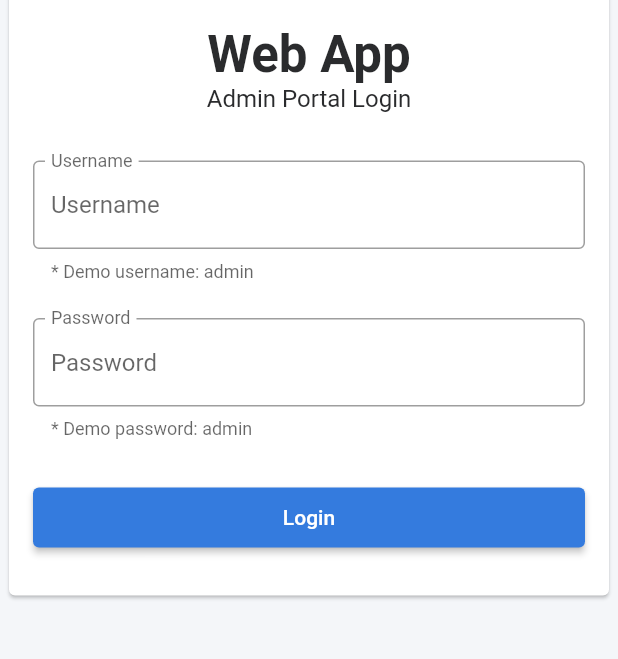
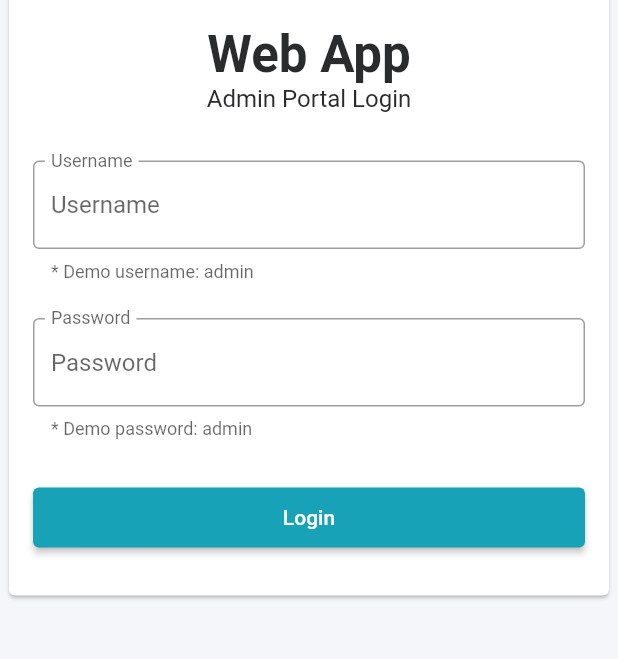
Before and after one commit to initsolution/web_admin_bci, a Flutter app: the screen it shows after launch, on a phone screen of 412 x 824 dp, the part 264-923 px from its top. Run offline on Flutter 3.47's test engine with Material 2 defaults, Android fonts, the light colour scheme and no system bars; drawn by our look-alikes of flutter_form_builder; our stand-ins replace awesome_dialog, form_builder_validators, go_router, shared_preferences; missing offline and left inert: dart:html.

Commit message:
modif tampilan header

```diff
--- a/lib/theme/theme.dart
+++ b/lib/theme/theme.dart
@@ -31,7 +31,8 @@ class AppThemeData {
         foregroundColor: Colors.white,
       ),
       scaffoldBackgroundColor: kScreenBackgroundColor,
-      drawerTheme: const DrawerThemeData(backgroundColor: Color(0xFF343A40)),
+      drawerTheme: const DrawerThemeData(
+          backgroundColor: kPrimaryColor), //sidebar background
       colorScheme: const ColorScheme(
         brightness: Brightness.light,
         primary: kPrimaryColor,
@@ -51,7 +52,7 @@ class AppThemeData {
     );
 
     final appColorScheme = AppColorScheme(
-      primary: kPrimaryColor,
+      primary: kInfoColor, //setting selected item
       secondary: kSecondaryColor,
       error: kErrorColor,
       success: kSuccessColor,
@@ -64,7 +65,7 @@ class AppThemeData {
 
     final appSidebarTheme = AppSidebarTheme(
       backgroundColor: themeData.drawerTheme.backgroundColor!,
-      foregroundColor: const Color(0xFFC2C7D0),
+      foregroundColor: Colors.white, //default textcolor sidebar
       sidebarWidth: 304.0,
       sidebarLeftPadding: kDefaultPadding,
       sidebarTopPadding: kDefaultPadding,
@@ -80,7 +81,7 @@ class AppThemeData {
       menuRightPadding: 0.0,
       menuBottomPadding: 2.0,
       menuHoverColor: Colors.white.withOpacity(0.2),
-      menuSelectedFontColor: Colors.white,
+      menuSelectedFontColor: Colors.yellow, //selected textcolor sidebar
       menuSelectedBackgroundColor: appColorScheme.primary,
       menuExpandedBackgroundColor: Colors.white.withOpacity(0.1),
       menuExpandedHoverColor: Colors.white.withOpacity(0.1),
```
Also changed, not shown: lib/views/screens/dashboard_screen.dart (+14 -3 lines), lib/views/widgets/portal_master_layout/portal_master_layout.dart (+0 -21 lines).
